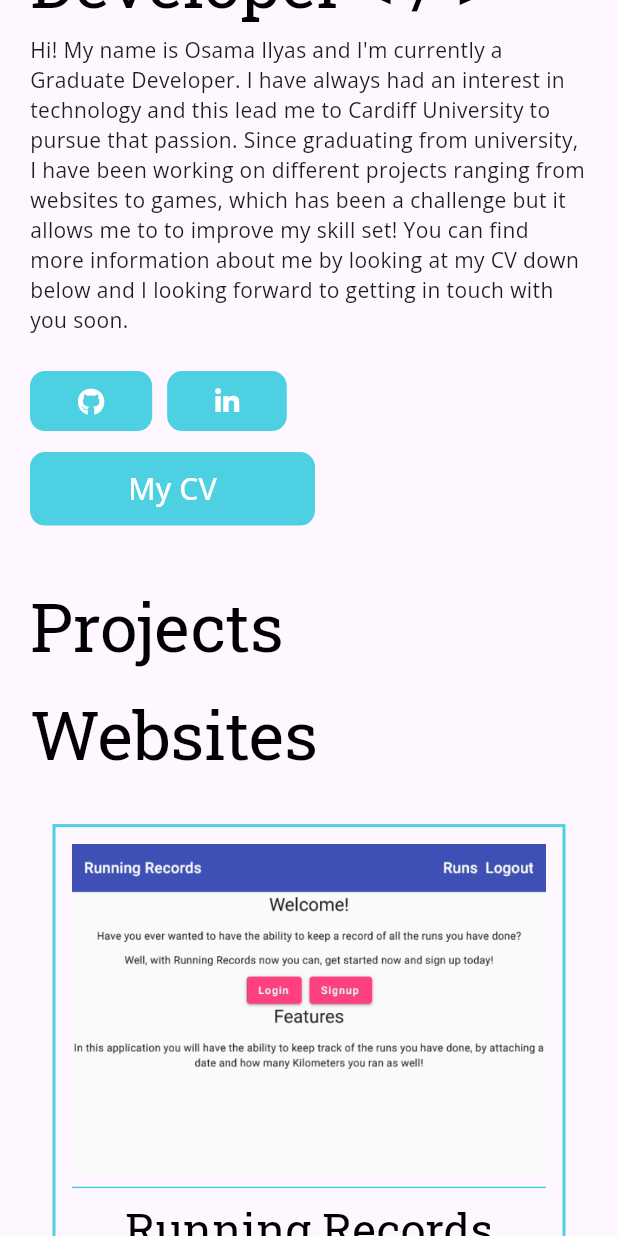
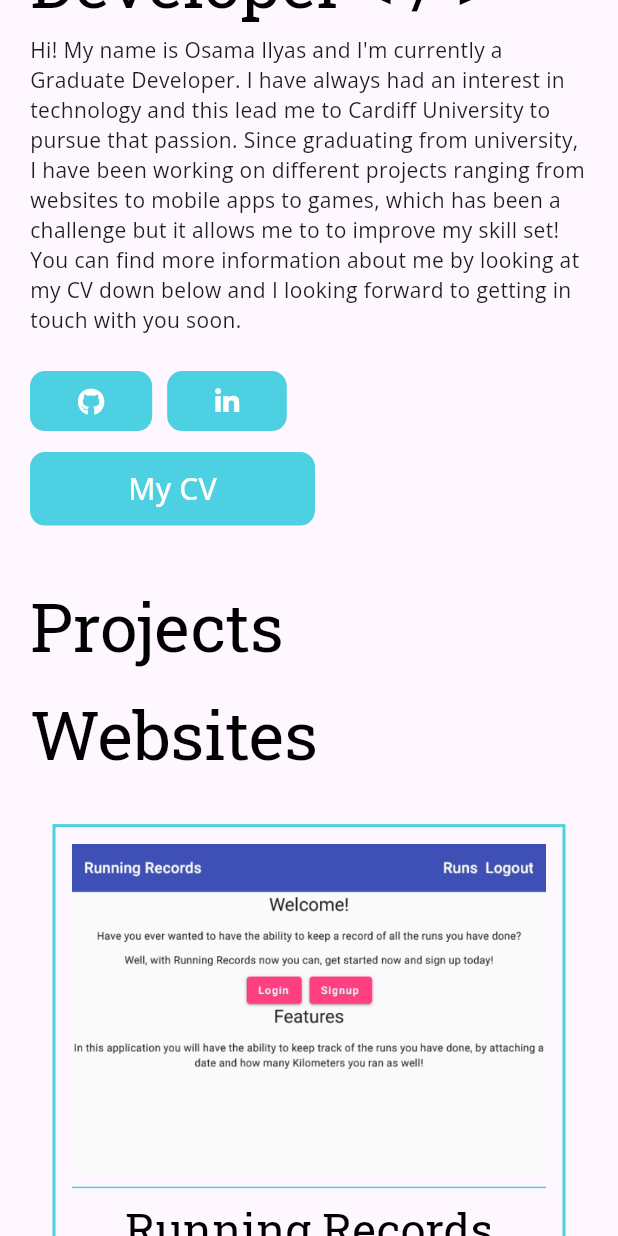
Before and after one commit to Osama-cs/PersonalPortfolio, a Flutter app: the screen it shows after launch, scrolled down 576 dp, on a phone screen of 412 x 824 dp. Run offline on Flutter 3.47's test engine with Material 3 defaults, Android fonts, the phone set to English and light mode, and no system bars; drawn by our look-alikes of auto_size_text; our stand-ins replace after_layout, font_awesome_flutter, google_fonts, responsive_builder.

Commit message:
Updated description text in header.

```diff
--- a/lib/header/header_page.dart
+++ b/lib/header/header_page.dart
@@ -74,7 +74,7 @@
         SizedBox(height: isMobile ? 10 : 37),
         AutoSizeText(
           //"Hi",
-          "Hi! My name is Osama Ilyas and I'm currently a Graduate Developer. I have always had an interest in technology and this lead me to Cardiff University to pursue that passion. Since graduating from university, I have been working on different projects ranging from websites to games, which has been a challenge but it allows me to to improve my skill set! You can find more information about me by looking at my CV down below and I looking forward to getting in touch with you soon.",
+          "Hi! My name is Osama Ilyas and I'm currently a Graduate Developer. I have always had an interest in technology and this lead me to Cardiff University to pursue that passion. Since graduating from university, I have been working on different projects ranging from websites to mobile apps to games, which has been a challenge but it allows me to to improve my skill set! You can find more information about me by looking at my CV down below and I looking forward to getting in touch with you soon.",
           style: GoogleFonts.openSans(fontSize: isSmallWidth ? 14 : 20),
           maxLines: 10,
         ),
```
Also changed, not shown: 1 other file.
